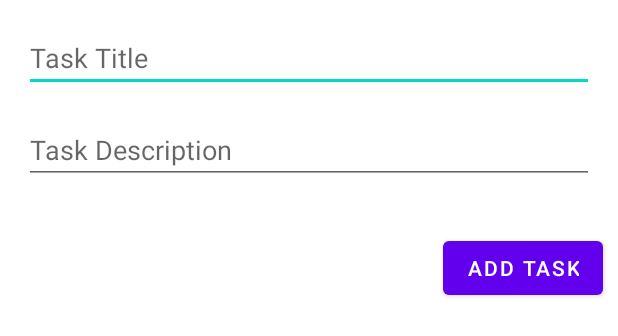
After one commit to jo-ha-na/schnell, an Android app: the layout add_card_activity.xml on its own in the app's theme, with its tools: preview values and no code run, on a phone screen of 412 x 824 dp. The commit adds this screen. Shown: the top 336 px of the screen. Run offline under Robolectric (Android 15) with nearby library versions, the phone set to English and light mode, and no system bars.

Commit message:
as encore termibné...

```diff
--- a/app/src/main/java/com/example/schnell_project/MainActivity.java
+++ b/app/src/main/java/com/example/schnell_project/MainActivity.java
@@ -41,7 +41,7 @@ public class MainActivity extends AppCompatActivity {
         // Passing each menu ID as a set of Ids because each
         // menu should be considered as top level destinations.
         mAppBarConfiguration = new AppBarConfiguration.Builder(
-                R.id.nav_home, R.id.nav_gallery, R.id.nav_slideshow, R.id.nav_task, R.id.nav_test, R.id.nav_trello)
+                R.id.nav_home, R.id.nav_gallery, R.id.nav_slideshow, R.id.nav_trello)
                 .setOpenableLayout(drawer)
                 .build();
         NavController navController = Navigation.findNavController(this, R.id.nav_host_fragment_content_main);
--- a/app/src/main/java/com/example/schnell_project/ui/activity/Task.java
+++ b/app/src/main/java/com/example/schnell_project/ui/activity/Task.java
@@ -1,6 +1,7 @@
 package com.example.schnell_project.ui.activity;
 
 public class Task {
+    private int id;
     private String title;
     private String description;
     private String status;
@@ -20,6 +21,10 @@ public class Task {
     // Getter and Setter methods
     public String getTitle() {
         return title;
+    }
+
+    public int getId() {
+        return id;
     }
 
     public void setTitle(String title) {
@@ -50,4 +55,5 @@ public class Task {
                 ", status='" + status + '\'' +
                 '}';
     }
+
 }
--- /dev/null
+++ b/app/src/main/res/layout/add_card_activity.xml
@@ -0,0 +1,35 @@
+<?xml version="1.0" encoding="utf-8"?>
+<RelativeLayout xmlns:android="http://schemas.android.com/apk/res/android"
+    android:layout_width="match_parent"
+    android:layout_height="wrap_content">
+
+    <EditText
+        android:id="@+id/editTextTaskTitle"
+        android:layout_width="match_parent"
+        android:layout_height="wrap_content"
+        android:layout_marginStart="16dp"
+        android:layout_marginTop="16dp"
+        android:layout_marginEnd="16dp"
+        android:hint="Task Title" />
+
+    <EditText
+        android:id="@+id/editTextTaskDescription"
+        android:layout_width="match_parent"
+        android:layout_height="wrap_content"
+        android:layout_below="@+id/editTextTaskTitle"
+        android:layout_marginStart="16dp"
+        android:layout_marginTop="16dp"
+        android:layout_marginEnd="16dp"
+        android:layout_marginBottom="16dp"
+        android:hint="Task Description" />
+
+    <Button
+        android:id="@+id/buttonAddTask"
+        android:layout_width="wrap_content"
+        android:layout_height="wrap_content"
+        android:layout_below="@id/editTextTaskDescription"
+        android:layout_alignParentEnd="true"
+        android:layout_marginTop="16dp"
+        android:layout_marginRight="10dp"
+        android:text="Add Task" />
+</RelativeLayout>
--- a/app/src/main/res/navigation/mobile_navigation.xml
+++ b/app/src/main/res/navigation/mobile_navigation.xml
@@ -22,11 +22,6 @@
         android:name="com.example.schnell_project.ui.slideshow.SlideshowFragment"
         android:label="@string/menu_slideshow"
         tools:layout="@layout/fragment_slideshow" />
-    <fragment
-        android:id="@+id/nav_test"
-        android:name="com.example.schnell_project.ui.test.TestFragment"
-        android:label="@string/menu_test"
-        tools:layout="@layout/fragment_test" />
     <activity
         android:id="@+id/nav_trello"
         android:name="com.example.schnell_project.ui.activity.TrelloActivity"
--- a/app/src/main/res/values/dimens.xml
+++ b/app/src/main/res/values/dimens.xml
@@ -7,4 +7,5 @@
     <dimen name="fab_margin">16dp</dimen>
     <dimen name="list_item_height">72dp</dimen>
     <dimen name="margin_medium">16dp</dimen>
+    <dimen name="third_width_dim">137dp</dimen>
 </resources>
```
Also changed, not shown: app/src/main/java/com/example/schnell_project/ui/activity/TaskAdapter.java (+30 -12 lines), app/src/main/java/com/example/schnell_project/ui/activity/TrelloActivity.java (+96 -14 lines), app/src/main/res/layout/activity_trello.xml (+73 -40 lines).
